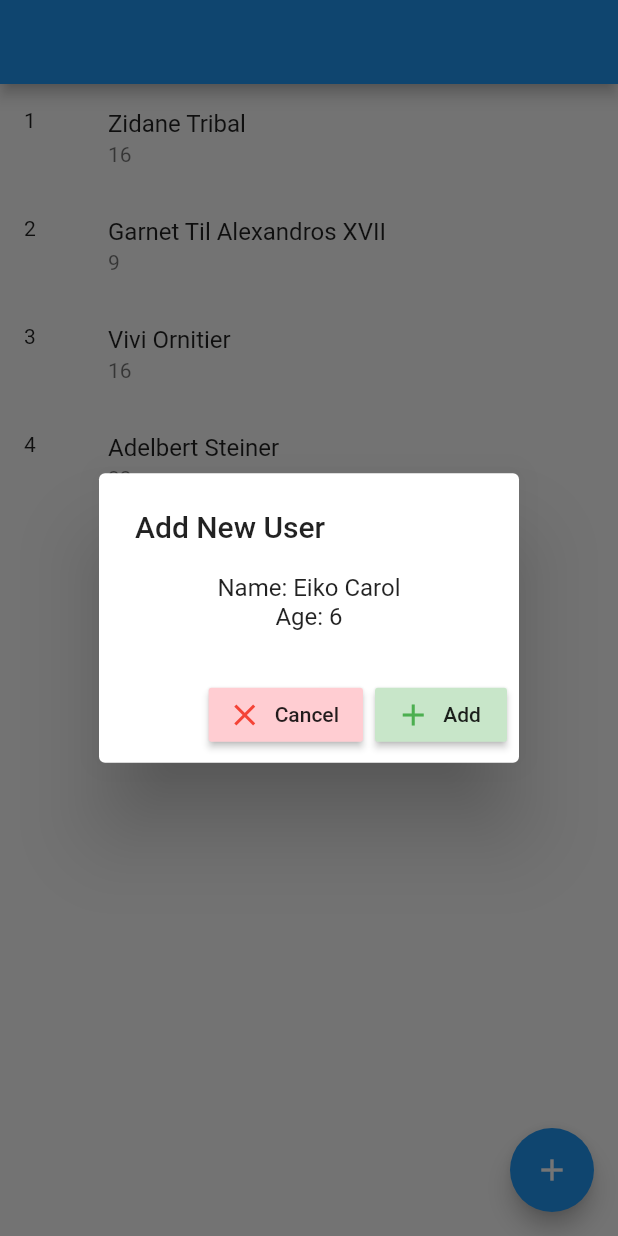
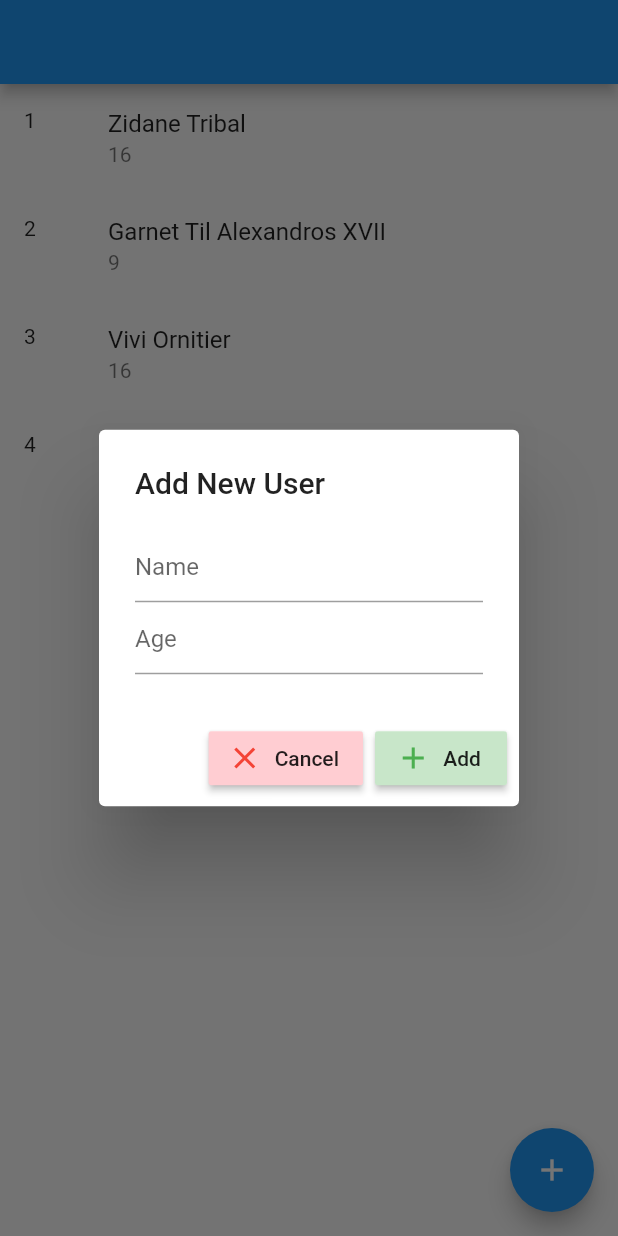
Before and after one commit to linnefromice/flutter_practice_riverpod, a Flutter app: the screen it shows after launch, after a tap on the "add" icon, on a phone screen of 412 x 824 dp. Run offline on Flutter 3.47's test engine with Material 2 defaults, Android fonts, the phone set to English and light mode, and no system bars; our stand-ins replace flutter_hooks, flutter_riverpod, freezed_annotation, hooks_riverpod; generated files the repository leaves out were written again.

Commit message:
add TextEditingController in screen

```diff
--- a/lib/screens/user_screen.dart
+++ b/lib/screens/user_screen.dart
@@ -20,6 +20,8 @@ class UserScreen extends HookWidget {
   @override
   Widget build(BuildContext context) {
     final state = useProvider(usersProvider.state);
+    final _nameController = useTextEditingController();
+    final _ageController = useTextEditingController();
 
     return Scaffold(
       appBar: AppBar(),
@@ -43,8 +45,19 @@ class UserScreen extends HookWidget {
               content: Column(
                 mainAxisSize: MainAxisSize.min,
                 children: [
-                  Text("Name: Eiko Carol"),
-                  Text("Age: 6"),
+                  TextField(
+                    controller: _nameController,
+                    decoration: InputDecoration(
+                      hintText: 'Name'
+                    ),
+                  ),
+                  TextField(
+                    controller: _ageController,
+                    keyboardType: TextInputType.number,
+                    decoration: InputDecoration(
+                      hintText: 'Age'
+                    ),
+                  ),
                 ],
               ),
               actions: [
@@ -54,6 +67,8 @@ class UserScreen extends HookWidget {
                   icon: Icon(Icons.clear, color: Colors.red),
                   onPressed: () {
                     Navigator.pop(context);
+                    _nameController.clear();
+                    _ageController.clear();
                   },
                 ),
                 RaisedButton.icon(
@@ -62,6 +77,8 @@ class UserScreen extends HookWidget {
                   icon: Icon(Icons.add, color: Colors.green),
                   onPressed: () {
                     Navigator.pop(context);
+                    _nameController.clear();
+                    _ageController.clear();
                   },
                 ),
               ],
```
